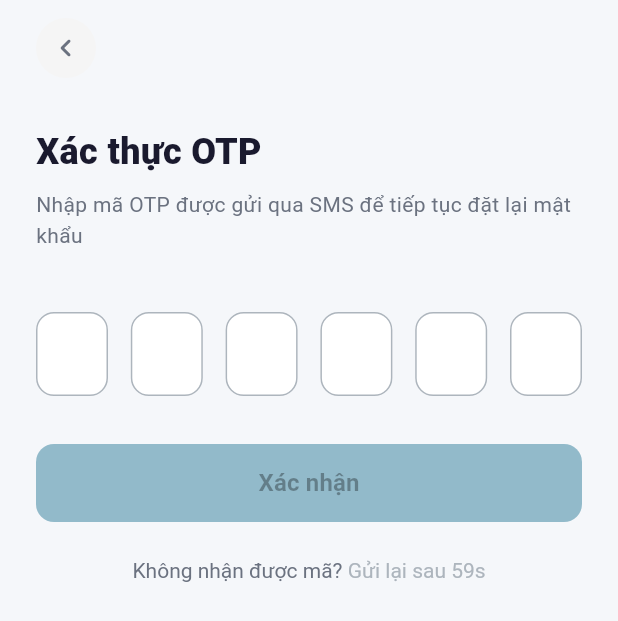
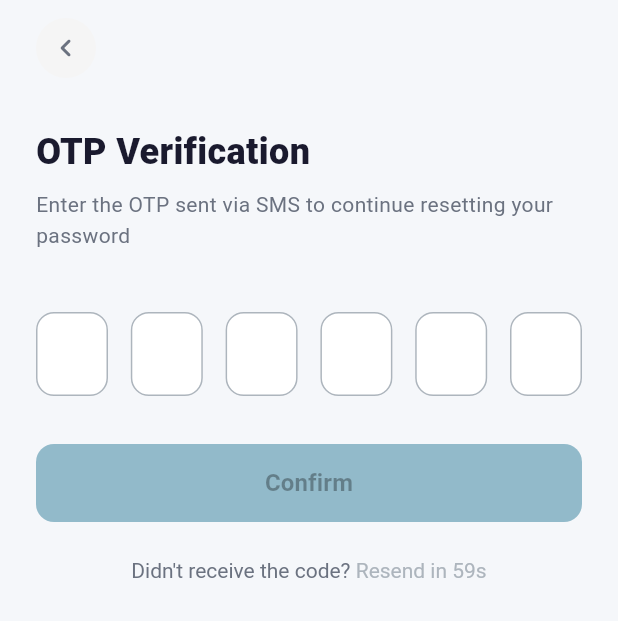
Before and after one commit to phanhhhhhhh/carenest-mobile, a Flutter app: the ForgotPasswordOtpScreen screen opened directly with empty values, on a phone screen of 412 x 824 dp. Shown: the top 621 px of the screen. Run offline on Flutter 3.47's test engine with Material 3 defaults, Android fonts, the phone set to English and light mode, and no system bars; our stand-ins replace dio, firebase_auth, firebase_core, flutter_dotenv, flutter_riverpod, flutter_secure_storage and 2 more; accounts and stored records are empty; Roboto replaces fonts that are missing (Nunito).

Commit message:
i18n: translate forgot_password_otp_screen.dart to English

```diff
--- a/lib/features/auth/presentation/screens/forgot_password_otp_screen.dart
+++ b/lib/features/auth/presentation/screens/forgot_password_otp_screen.dart
@@ -114,7 +114,7 @@ class _ForgotPasswordOtpScreenState extends ConsumerState<ForgotPasswordOtpScree
               const SizedBox(height: 32),
 
               const Text(
-                'Xác thực OTP',
+                'OTP Verification',
                 style: TextStyle(
                   fontSize: 24,
                   fontWeight: FontWeight.w800,
@@ -123,7 +123,7 @@ class _ForgotPasswordOtpScreenState extends ConsumerState<ForgotPasswordOtpScree
               ),
               const SizedBox(height: 8),
               const Text(
-                'Nhập mã OTP được gửi qua SMS để tiếp tục đặt lại mật khẩu',
+                'Enter the OTP sent via SMS to continue resetting your password',
                 style: TextStyle(
                   fontSize: 14,
                   color: AppColors.textSecondary,
@@ -216,7 +216,7 @@ class _ForgotPasswordOtpScreenState extends ConsumerState<ForgotPasswordOtpScree
                               color: Colors.white, strokeWidth: 2.5),
                         )
                       : const Text(
-                          'Xác nhận',
+                          'Confirm',
                           style:
                               TextStyle(fontSize: 16, fontWeight: FontWeight.w600),
                         ),
@@ -236,7 +236,7 @@ class _ForgotPasswordOtpScreenState extends ConsumerState<ForgotPasswordOtpScree
                           ref.read(forgotPasswordPhoneProvider.notifier).sendOtp(widget.phone);
                         },
                         child: const Text(
-                          'Gửi lại',
+                          'Resend',
                           style: TextStyle(
                             color: AppColors.primary,
                             fontWeight: FontWeight.w600,
@@ -250,9 +250,9 @@ class _ForgotPasswordOtpScreenState extends ConsumerState<ForgotPasswordOtpScree
                             fontSize: 14,
                           ),
                           children: [
-                            const TextSpan(text: 'Không nhận được mã? '),
+                            const TextSpan(text: 'Didn\'t receive the code? '),
                             TextSpan(
-                              text: 'Gửi lại sau ${_secondsRemaining}s',
+                              text: 'Resend in ${_secondsRemaining}s',
                               style: const TextStyle(
                                 color: AppColors.textHint,
                               ),
```
